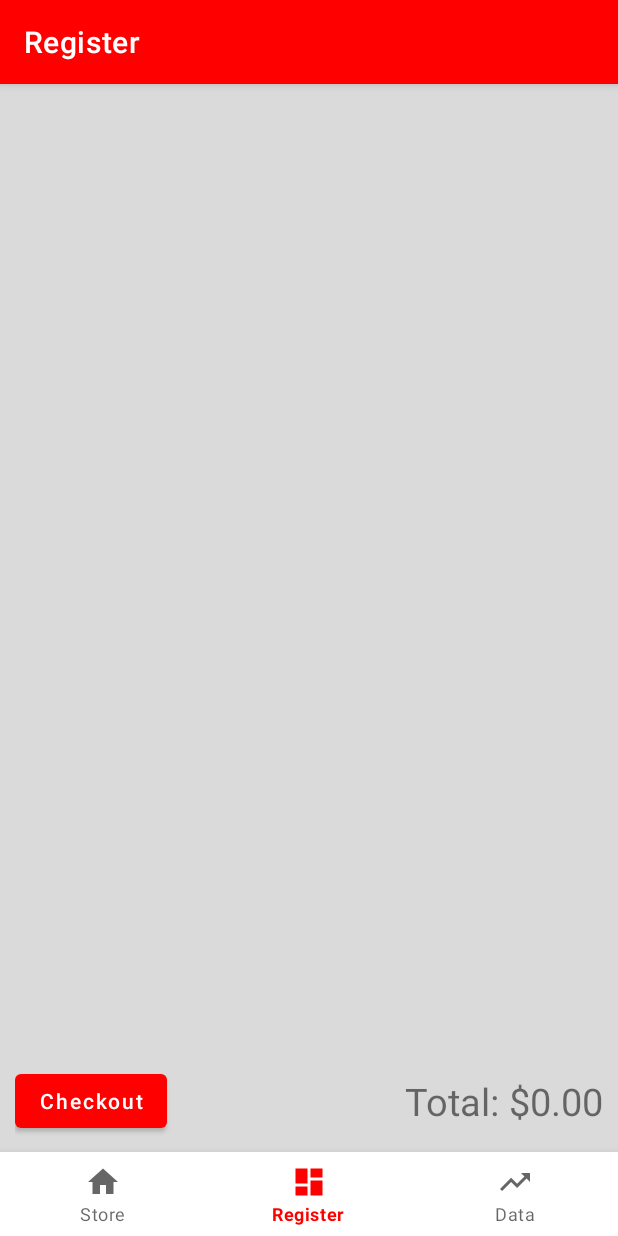
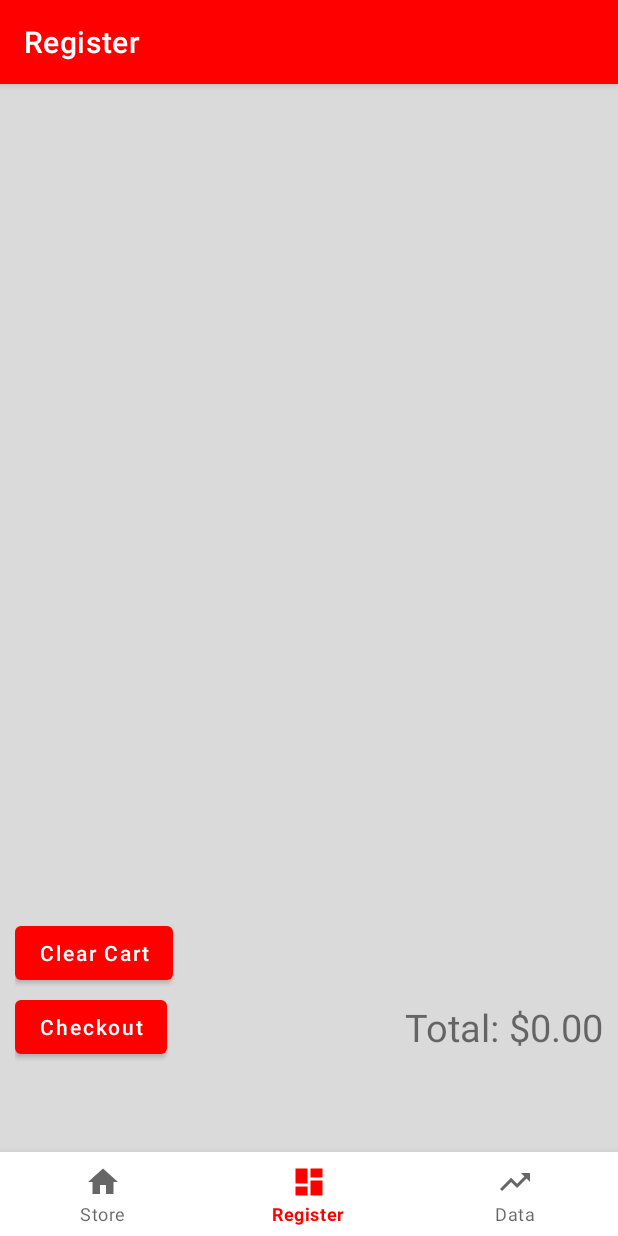
Before and after one commit to PaulAllen9/Sales-Sense, an Android app: the RegisterFragment screen opened through its navigation route, on a phone screen of 412 x 824 dp. Run offline under Robolectric (Android 15) with nearby library versions, the phone set to English and light mode, and no system bars; our stand-ins replace Firebase (no records; nobody signed in at launch, a user with empty details on screens opened directly), navigation-ui.

Commit message:
Checkout Integration: - Integrated checkout logic using Firestore (with Paul's  code) - Transactions push to Firestore on purchase - Inventory stock updates are reflected in real time
Cart Clearing Logic:
- Cart is cleared automatically after checkout
- Added 'Clear Cart' button for manual reset
- Items are removed from the cart when quantity = 0

```diff
--- a/app/src/main/java/com/example/salessense/BusinessSide/register/RegisterFragment.java
+++ b/app/src/main/java/com/example/salessense/BusinessSide/register/RegisterFragment.java
@@ -6,6 +6,7 @@ import android.util.Log;
 import android.view.LayoutInflater;
 import android.view.View;
 import android.view.ViewGroup;
+import android.widget.Button;
 import android.widget.TextView;
 import android.widget.Toast;
 
@@ -48,6 +49,9 @@ import java.util.Objects;
 public class RegisterFragment extends Fragment {
 
     private FragmentRegisterBinding binding;
+    private ArrayList<Product> products = new ArrayList<>();
+    private CustomAdapterRegister customAdapter;
+
 
     @Override
     public View onCreateView(LayoutInflater inflater, ViewGroup container, Bundle savedInstanceState) {
@@ -63,18 +67,59 @@ public class RegisterFragment extends Fragment {
         RecyclerView recyclerView = binding.recycler;  // Make sure this matches your XML ID
         recyclerView.setLayoutManager(new LinearLayoutManager(getContext()));
 
-        ArrayList<Product> products = new ArrayList<>();
+        // Brian Moved class level (above) to be accessible inside the listener
+        // ArrayList<Product> products = new ArrayList<>();
 
         //populateRecyclerView(products); // Populate the data
         TemporaryCartData transaction = new TemporaryCartData(getContext());
+
+        // Brian Moved to class level to be accessible inside the listener
         products=transaction.getCartContents();
 
 
         TextView amount= binding.totalAmount;
         // Set up the adapter
-        CustomAdapterRegister customAdapter = new CustomAdapterRegister(getContext(), products, amount);
+        // CustomAdapterRegister customAdapter = new CustomAdapterRegister(getContext(), products, amount);
+        customAdapter = new CustomAdapterRegister(getContext(), products, amount);
         recyclerView.setAdapter(customAdapter); // Attach the adapter here
         customAdapter.updateTotal();
+
+        //
+        Button checkoutButton = binding.checkoutButton;
+        checkoutButton.setOnClickListener(view -> {
+            TemporaryCartData cartData = new TemporaryCartData(getContext());
+            ArrayList<Product> cartItems = cartData.getCartContents();
+
+            if (cartItems.isEmpty()) {
+                Toast.makeText(getContext(), "Cart is empty", Toast.LENGTH_SHORT).show();
+                return;
+            }
+
+            // Convert to Map<String, Integer> for handlePurchase()
+            Map<String, Integer> cartMap = new HashMap<>();
+            for (Product product : cartItems) {
+                cartMap.put(product.getName(), product.getQuantityInCart());
+            }
+
+            handlePurchase(cartMap); // Use existing Firestore logic
+        });
+
+        //
+        Button clearCartButton = binding.clearCartButton;
+        clearCartButton.setOnClickListener(view -> {
+            TemporaryCartData cartData = new TemporaryCartData(getContext());
+            cartData.clearCart(); // clears SQLite
+
+            products.clear(); // clears the local list
+            customAdapter.notifyDataSetChanged(); // updates RecyclerView
+
+            customAdapter.updateTotal(); // sets amount TextView to $0.00
+
+            Toast.makeText(getContext(), "Cart cleared", Toast.LENGTH_SHORT).show();
+        });
+
+
+
 
         // Set up LiveData observation
         final TextView textView = binding.textDashboard;
@@ -143,7 +188,10 @@ public class RegisterFragment extends Fragment {
             return null;
         }).addOnSuccessListener(aVoid -> {
             Toast.makeText(getContext(), "Checkout complete", Toast.LENGTH_SHORT).show();
-            cart.clear(); // clear cart after successful transaction
+            // clear cart after successful transaction
+            // cart.clear();
+            TemporaryCartData cartData = new TemporaryCartData(getContext()); // Brian added
+            cartData.clearCart(); // Brian added
         }).addOnFailureListener(e -> {
             Log.e("CheckoutError", e.getMessage(), e);
             Toast.makeText(getContext(), "Error: " + e.getMessage(), Toast.LENGTH_LONG).show();
--- a/app/src/main/res/layout/fragment_register.xml
+++ b/app/src/main/res/layout/fragment_register.xml
@@ -29,14 +29,27 @@
         app:layout_constraintStart_toStartOf="parent">
 
         <Button
-            android:id="@+id/searchButton"
+            android:id="@+id/checkoutButton"
             android:layout_width="wrap_content"
-            android:layout_height="0dp"
+            android:layout_height="wrap_content"
             android:text="Checkout"
             android:textAllCaps="false"
             app:layout_constraintBottom_toBottomOf="parent"
             app:layout_constraintStart_toStartOf="parent"
             app:layout_constraintTop_toTopOf="parent" />
+
+        <Button
+            android:id="@+id/clearCartButton"
+            android:layout_width="wrap_content"
+            android:layout_height="wrap_content"
+            android:text="Clear Cart"
+            android:textAllCaps="false"
+            app:layout_constraintBottom_toTopOf="@+id/totalMoney"
+            app:layout_constraintStart_toStartOf="parent"
+            app:layout_constraintTop_toTopOf="parent"
+            android:layout_marginBottom="8dp"
+            android:layout_marginEnd= "8dp" />
+
 
         <TextView
             android:id="@+id/totalAmount"
```
Also changed, not shown: app/src/main/java/com/example/salessense/Dialogs/AddProductDialog.java (+7 -1 lines), app/src/main/java/com/example/salessense/Dialogs/ViewProductDialog.java (+46 -8 lines), 1 other file.
